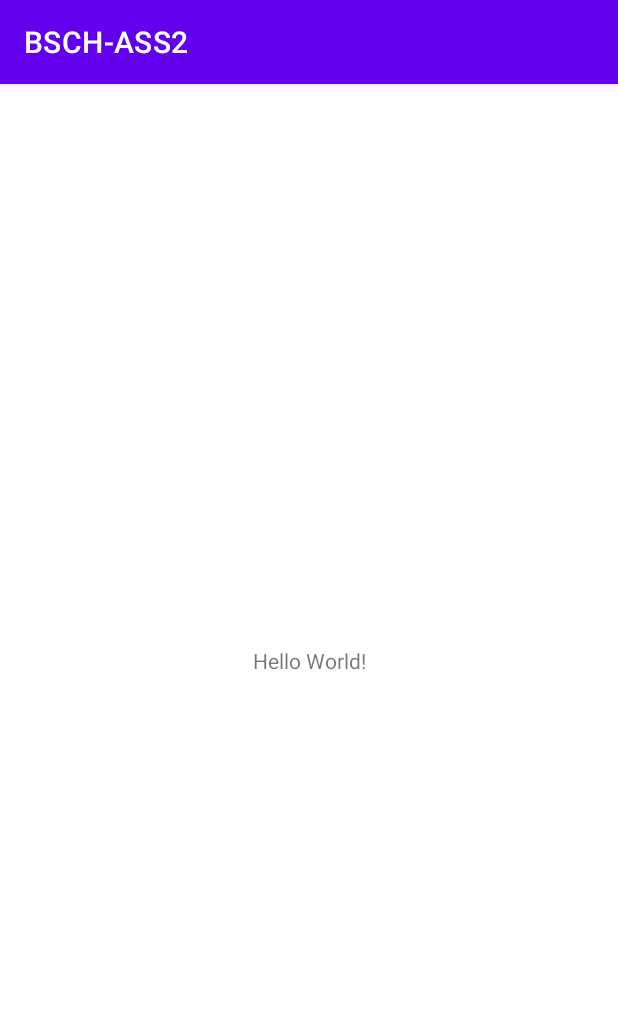
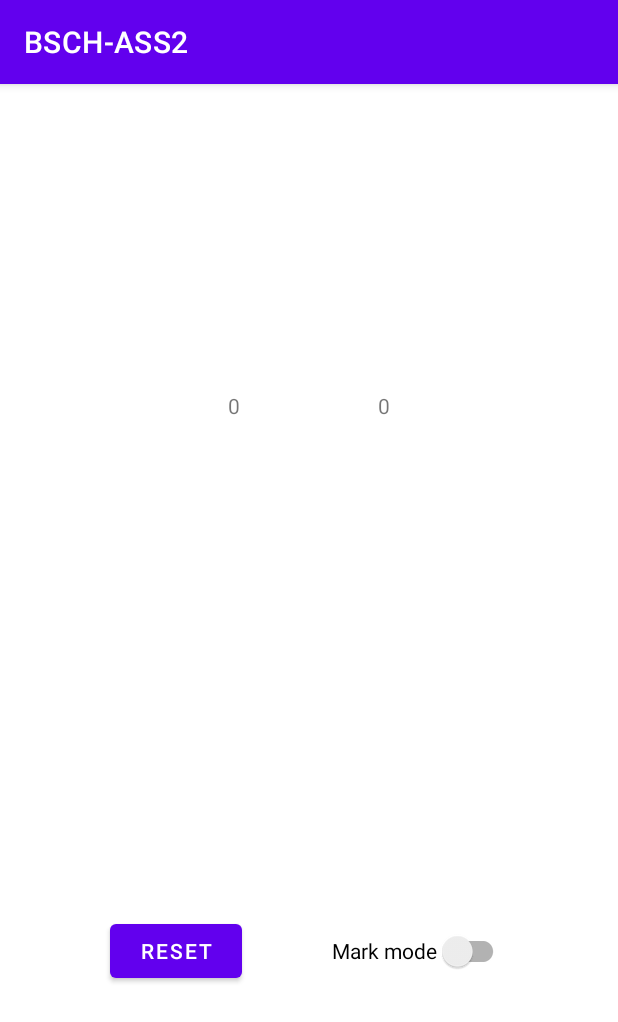
Before and after one commit to Billyblbl/BSCHMDASS2, an Android app: the screen it shows after launch (MainActivity), on a phone screen of 412 x 824 dp. Shown: the top 1022 px of the screen. Run offline under Robolectric (Android 15) with nearby library versions, the phone set to English and light mode, and no system bars.

Commit message:
Milestone 1: Basic shell app
- Added MineSweeperBoardView
- Added basic UI elements to activity_main.xml

```diff
--- /dev/null
+++ b/app/src/main/java/com/example/bsch_ass2/MineSweeperBoardView.kt
@@ -0,0 +1,33 @@
+package com.example.bsch_ass2
+
+import android.content.Context
+import android.graphics.Canvas
+import android.util.AttributeSet
+import android.view.View
+
+class MineSweeperBoardView @JvmOverloads constructor(
+    ctx: Context,
+    attrs: AttributeSet? = null,
+    style: Int = 0
+) : View(ctx, attrs, style) {
+
+    enum class Mode {
+        UNCOVER,
+        MARK
+    }
+
+    var totalMines = 0
+    var markedCells = 0
+    var mode = Mode.UNCOVER
+
+    init {
+        //Act as constructor here
+    }
+
+    fun toggleMode() { mode = if (mode == Mode.UNCOVER) Mode.MARK else Mode.UNCOVER }
+
+    override fun onDraw(canvas: Canvas?) {
+        super.onDraw(canvas)
+    }
+
+}
--- a/app/src/main/res/layout/activity_main.xml
+++ b/app/src/main/res/layout/activity_main.xml
@@ -6,13 +6,66 @@
     android:layout_height="match_parent"
     tools:context=".MainActivity">
 
-    <TextView
-        android:layout_width="wrap_content"
-        android:layout_height="wrap_content"
-        android:text="Hello World!"
+
+    <com.example.bsch_ass2.MineSweeperBoardView
+        android:id="@+id/mineSweeperBoardView"
+        android:layout_width="300dp"
+        android:layout_height="300dp"
+        android:layout_marginTop="100dp"
+        android:layout_marginBottom="100dp"
+        android:layout_marginStart="100dp"
+        android:layout_marginEnd="100dp"
         app:layout_constraintBottom_toBottomOf="parent"
         app:layout_constraintLeft_toLeftOf="parent"
         app:layout_constraintRight_toRightOf="parent"
         app:layout_constraintTop_toTopOf="parent" />
 
+    <TextView
+        android:id="@+id/marked_cells"
+        android:layout_width="wrap_content"
+        android:layout_height="wrap_content"
+        android:layout_marginStart="110dp"
+        android:layout_marginEnd="25dp"
+        android:layout_marginBottom="10dp"
+        android:text="@string/_0"
+        app:layout_constraintBottom_toTopOf="@+id/mineSweeperBoardView"
+        app:layout_constraintEnd_toStartOf="@+id/total_mines"
+        app:layout_constraintStart_toStartOf="parent" />
+
+    <TextView
+        android:id="@+id/total_mines"
+        android:layout_width="wrap_content"
+        android:layout_height="wrap_content"
+        android:layout_marginStart="25dp"
+        android:layout_marginEnd="110dp"
+        android:layout_marginBottom="10dp"
+        android:text="@string/_0"
+        app:layout_constraintBottom_toTopOf="@+id/mineSweeperBoardView"
+        app:layout_constraintEnd_toEndOf="parent"
+        app:layout_constraintStart_toEndOf="@+id/marked_cells" />
+
+    <Button
+        android:id="@+id/reset_button"
+        android:layout_width="wrap_content"
+        android:layout_height="wrap_content"
+        android:layout_marginStart="110dp"
+        android:layout_marginTop="20dp"
+        android:layout_marginEnd="30dp"
+        android:text="@string/reset_button_label"
+        app:layout_constraintEnd_toStartOf="@+id/input_mode"
+        app:layout_constraintStart_toStartOf="parent"
+        app:layout_constraintTop_toBottomOf="@+id/mineSweeperBoardView" />
+
+    <androidx.appcompat.widget.SwitchCompat
+        android:id="@+id/input_mode"
+        android:layout_width="wrap_content"
+        android:layout_height="wrap_content"
+        android:layout_marginStart="30dp"
+        android:layout_marginTop="20dp"
+        android:layout_marginEnd="110dp"
+        android:text="@string/mode_switch_label"
+        app:layout_constraintEnd_toEndOf="parent"
+        app:layout_constraintStart_toEndOf="@+id/reset_button"
+        app:layout_constraintTop_toBottomOf="@+id/mineSweeperBoardView" />
+
 </androidx.constraintlayout.widget.ConstraintLayout>
--- a/app/src/main/res/values/strings.xml
+++ b/app/src/main/res/values/strings.xml
@@ -1,3 +1,6 @@
 <resources>
     <string name="app_name">BSCH-ASS2</string>
+    <string name="_0">0</string>
+    <string name="mode_switch_label">Mark mode</string>
+    <string name="reset_button_label">Reset</string>
 </resources>
```
